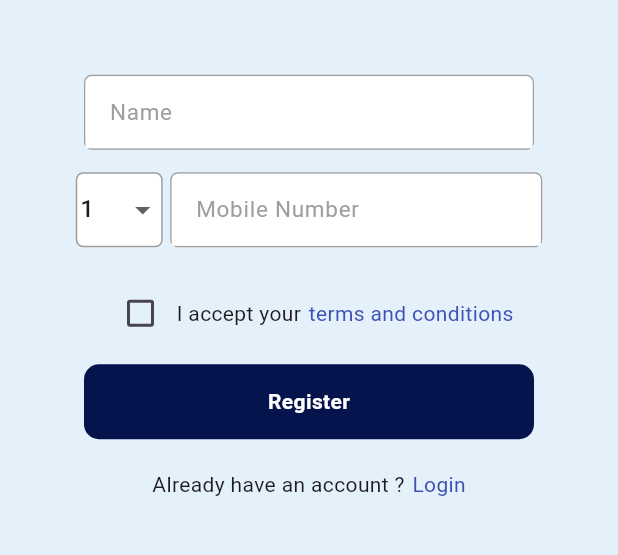
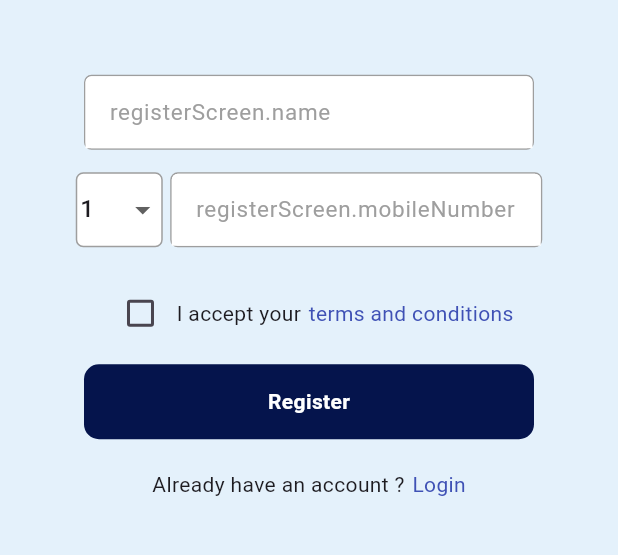
Before and after one commit to AthiraaAthi/project_way, a Flutter app: the RegisterScreen screen opened directly, on a phone screen of 412 x 824 dp, the part 466-1021 px from its top. Run offline on Flutter 3.47's test engine with Material 3 defaults, Android fonts, the phone set to English and light mode, and no system bars; our stand-ins replace carousel_slider, easy_localization, fl_chart, flutter_toggle_tab, pinput, table_calendar and 1 more.

Commit message:
adding json to register screen

```diff
--- a/assets/translations/en.json
+++ b/assets/translations/en.json
@@ -6,6 +6,8 @@
         "registerButton": "Register"
     },
     "registerScreen": {
+        "name_hint": "name",
+        "mobileNumberHint": "Mobile Number",
         "acceptTerms": "I accept your",
         "termsAndConditions": "terms and conditions",
         "register": "Register",
--- a/assets/translations/ml.json
+++ b/assets/translations/ml.json
@@ -6,8 +6,10 @@
         "registerButton": "രജിസ്റ്റർ"
     },
     "registerScreen": {
-        "acceptTerms": "ഞാൻ നിങ്ങളുടെ അംഗീകരിക്കുന്നു",
-        "termsAndConditions": "നിബന്ധനകളും നിബന്ധനകളും",
+        "name_hint": "name",
+        "mobileNumberHint": "Mobile Number",
+        "acceptTerms": "ഞാൻ നിങ്ങളുടെ നിബന്ധനകളും ",
+        "termsAndConditions": " അംഗീകരിക്കുന്നു",
         "register": "രജിസ്റ്റർ",
         "alreadyHaveAccount": "ഇതിനകം ഒരു അക്കൗണ്ട് ഉണ്ടോ ?",
         "login": "ലോഗിൻ"
--- a/lib/view/register_screen/register_screen.dart
+++ b/lib/view/register_screen/register_screen.dart
@@ -1,3 +1,4 @@
+import 'package:easy_localization/easy_localization.dart';
 import 'package:flutter/material.dart';
 import 'package:project_way/utils/color_constant/color_constant.dart';
 import 'package:project_way/utils/image_constant/image_constant.dart';
@@ -50,7 +51,7 @@ class _RegisterScreenState extends State<RegisterScreen> {
                       decoration: InputDecoration(
                         fillColor: Colors.white,
                         filled: true,
-                        hintText: "Name",
+                        hintText: 'registerScreen.name'.tr(),
                         hintStyle: TextStyle(fontSize: 15, color: Colors.grey),
                         border:
                             UnderlineInputBorder(borderSide: BorderSide.none),
@@ -105,7 +106,7 @@ class _RegisterScreenState extends State<RegisterScreen> {
                           decoration: InputDecoration(
                             fillColor: Colors.white,
                             filled: true,
-                            hintText: "Mobile Number",
+                            hintText: 'registerScreen.mobileNumber'.tr(),
                             hintStyle:
                                 TextStyle(fontSize: 15, color: Colors.grey),
                             border: UnderlineInputBorder(
@@ -131,12 +132,12 @@ class _RegisterScreenState extends State<RegisterScreen> {
                       ),
                       Row(
                         children: [
-                          Text("I accept your"),
+                          Text('registerScreen.acceptTerms'.tr()),
                           SizedBox(
                             width: 5,
                           ),
                           Text(
-                            "terms and conditions",
+                            'registerScreen.termsAndConditions'.tr(),
                             style: TextStyle(color: Colors.indigo),
                           )
                         ],
@@ -162,7 +163,7 @@ class _RegisterScreenState extends State<RegisterScreen> {
                           borderRadius: BorderRadius.circular(10)),
                       child: Center(
                         child: Text(
-                          "Register",
+                          'registerScreen.register'.tr(),
                           style: TextStyle(
                               color: Colors.white, fontWeight: FontWeight.bold),
                         ),
@@ -175,7 +176,7 @@ class _RegisterScreenState extends State<RegisterScreen> {
                   Row(
                     mainAxisAlignment: MainAxisAlignment.center,
                     children: [
-                      Text("Already have an account ?"),
+                      Text('registerScreen.alreadyHaveAccount'.tr()),
                       SizedBox(
                         width: 5,
                       ),
@@ -188,7 +189,7 @@ class _RegisterScreenState extends State<RegisterScreen> {
                               ));
                         },
                         child: Text(
-                          "Login",
+                          'registerScreen.login'.tr(),
                           style: TextStyle(color: Colors.indigo),
                         ),
                       )
```
Also changed, not shown: lib/view/profile/profile_screen.dart (+33 -19 lines).
